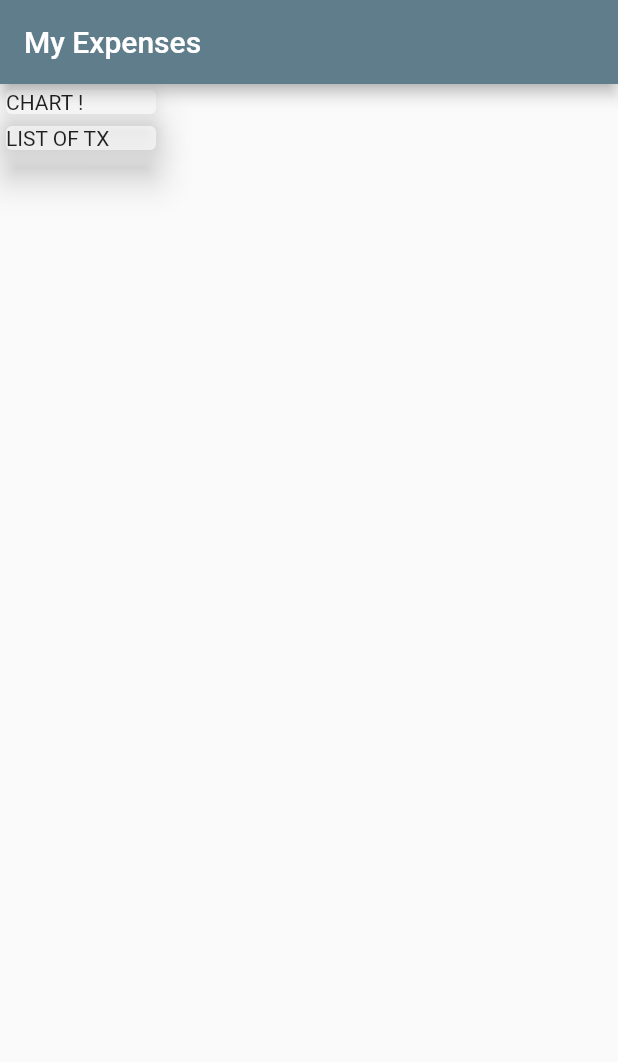
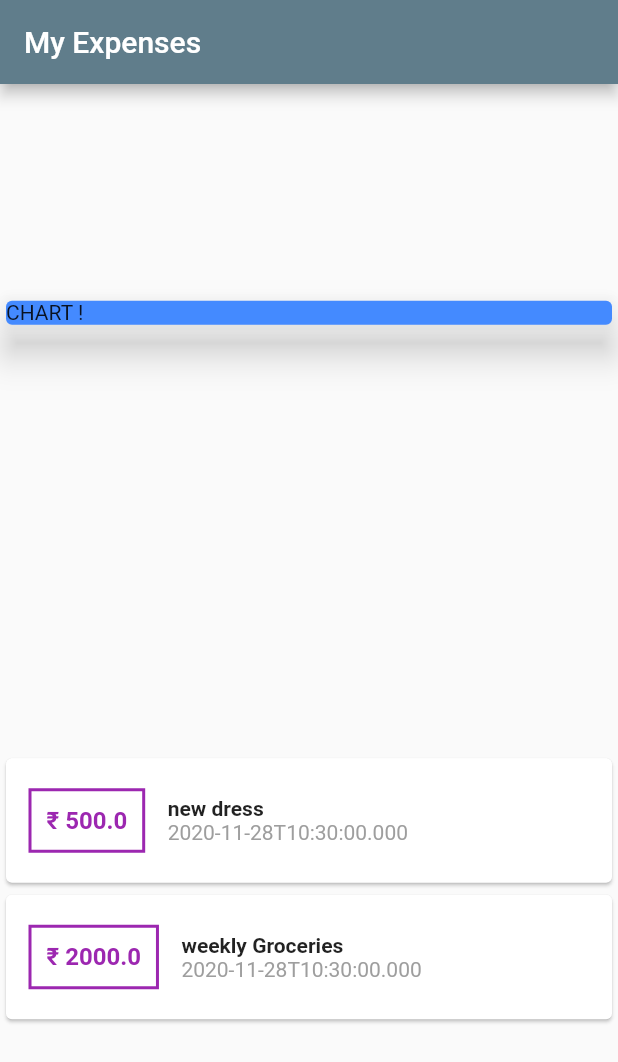
Before and after one commit to Mrunal333/personal_expenses, a Flutter app: the screen it shows after launch, on a phone screen of 412 x 824 dp. Shown: the top 1062 px of the screen. Run offline on Flutter 3.47's test engine with Material 2 defaults, Android fonts, the phone set to English and light mode, and no system bars.

Commit message:
Manual transaction Card

```diff
--- a/lib/main.dart
+++ b/lib/main.dart
@@ -1,5 +1,6 @@
 import 'package:flutter/cupertino.dart';
 import 'package:flutter/material.dart';
+import 'package:personal_expenses/transaction.dart';
 
 void main() {
   runApp(MyApp());
@@ -21,6 +22,22 @@ class MyApp extends StatelessWidget {
 }
 
 class MyHomePage extends StatelessWidget {
+
+  final List<Transaction> transaction = [
+    Transaction(
+      id: 't1',
+      title: 'new dress',
+      amount: 500.00,
+      date: DateTime.now(),
+    ),
+    Transaction(
+      id: 't2',
+      title: 'weekly Groceries',
+      amount: 2000.00,
+      date: DateTime.now(),
+    )
+  ];
+
   @override
   Widget build(BuildContext context) {
 
@@ -29,25 +46,66 @@ class MyHomePage extends StatelessWidget {
         title: Text('My Expenses'),
       ),
       body: Column(
-        mainAxisAlignment: MainAxisAlignment.start,
+        mainAxisAlignment: MainAxisAlignment.spaceAround,
+        crossAxisAlignment: CrossAxisAlignment.start,
         children: <Widget>[
-        Card(
-          color: Colors.white60,
-          child: Container(
-              width: 100,
-              child: Text('CHART !')),
-              elevation: 10,
+        Container(
+              width: double.infinity,
+              child: Card(
+                color: Colors.blueAccent,
+                child:Text('CHART !'),
+                 elevation: 10,
         ),
-        Card(
-          color: Colors.white60,
-          child: Container(
-              width: 100,
-              child: Text('LIST OF TX')),
-              elevation: 10,
         ),
+       Column(
+         children: transaction.map((tx) {
+         return Card(
+             child: Row(
+               children: [
+               Container(
+                 margin: EdgeInsets.symmetric(
+                 vertical: 20,
+                 horizontal: 15,
+                 ),
+                 decoration: BoxDecoration(
+                     border: Border.all(
+                         color:  Colors.purple,
+                         width: 2
+                     )
+                 ),
+                 padding: EdgeInsets.all(10),
+                 child: Text('₹ ' + tx.amount.toString(),
+                  /* child: Text('\₹₹{tx.amount}',*/
+                   style: TextStyle(
+                       fontWeight: FontWeight.bold,
+                       fontSize: 16,
+                       color: Colors.purple,
+                   ),
+               ),
+               ),
+               Column(
+                 crossAxisAlignment: CrossAxisAlignment.start,
+                 children: [
+                   Text(
+                     tx.title,
+                     style: TextStyle(
+                       fontSize: 14,
+                       fontWeight: FontWeight.bold
+                     ),
+                   ),
+                   Text(
+                       tx.date.toIso8601String(),
+                       style: TextStyle(
+                         color: Colors.grey
+                       ),
+                   ),
+               ],
+               ),
+             ],),
+         );
+       }) .toList(),)
         ],
         ),
-
     );
   }
 }
--- /dev/null
+++ b/lib/transaction.dart
@@ -0,0 +1,14 @@
+import 'package:flutter/material.dart';
+
+class Transaction{
+  String id;
+  String title;
+  double amount;
+  DateTime date;
+
+  Transaction({
+    @required this.id,
+    @required this.title,
+    @required this.amount,
+    @required this.date});
+}
```
